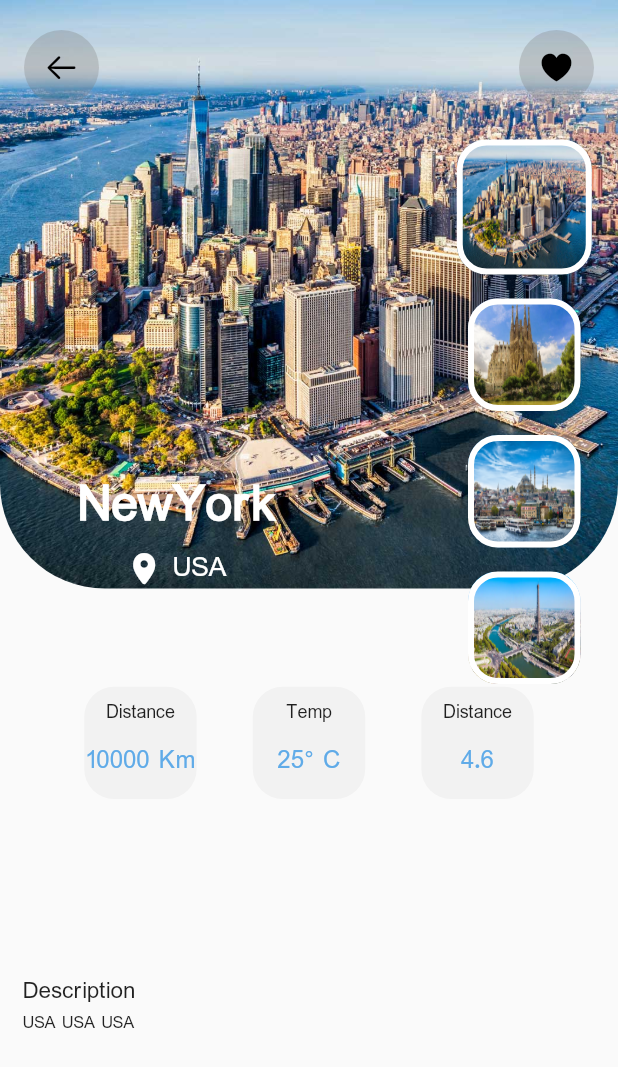
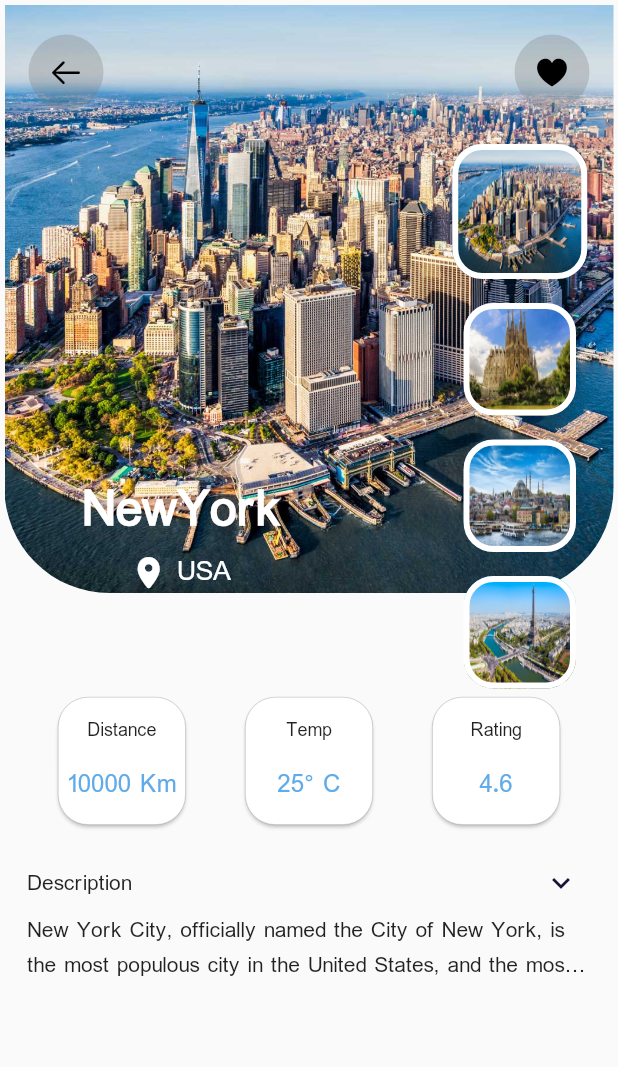
Before and after one commit to PooriaSr/TravelApp, a Flutter app: the screen it shows after launch, after a tap on an icon or button, on a phone screen of 412 x 824 dp. Shown: the top 1067 px of the screen. Run offline on Flutter 3.47's test engine with Material 2 defaults, Android fonts, the phone set to English and light mode, and no system bars; drawn by our look-alikes of expandable.

Commit message:
Final_V0.1

```diff
--- a/lib/Models/CityModels.dart
+++ b/lib/Models/CityModels.dart
@@ -29,7 +29,9 @@ List<CityModels> citiesList = [
       distance: "10000",
       temp: "25",
       rating: "4.6",
-      description: "USA USA USA",
+      description:
+          '''New York City, officially named the City of New York, is the most populous city in the United States, and the most densely populated major city in North America.
+The city is at the center of international finance, politics, entertainment, and culture, and is one of the world's major global cities (along with London, Tokyo and Paris) with a virtually unrivaled collection of museums, galleries, performance venues, media outlets, international corporations, and stock exchanges. The city is also home to the United Nations, along with all of the international missions associated with it.''',
       price: 3400,
       liked: false),
   CityModels(
--- a/lib/main.dart
+++ b/lib/main.dart
@@ -1,8 +1,9 @@
 import 'package:flutter/cupertino.dart';
+import 'package:flutter/gestures.dart';
 import 'package:flutter/material.dart';
 import 'package:flutter_localizations/flutter_localizations.dart';
 import 'package:travel_app/Models/CityModels.dart';
-import 'dart:developer' as developer;
+import 'package:expandable/expandable.dart';
 
 void main() {
   runApp(const MainApp());
@@ -48,17 +49,19 @@ class Home extends StatefulWidget {
 
 class _HomeState extends State<Home> {
   int selectedIndex = 0;
-  List Liked = [];
+  List liked = [];
   @override
   Widget build(BuildContext context) {
     var phoneSize = MediaQuery.of(context).size;
     double imageSize = 75;
     for (int i = 0; i < citiesList.length; i++) {
-      Liked.add(citiesList[i].liked);
+      liked.add(citiesList[i].liked);
     }
-    ;
     return Scaffold(
         body: SafeArea(
+      child: SingleChildScrollView(
+        padding: const EdgeInsets.symmetric(horizontal: 3, vertical: 3),
+        physics: const BouncingScrollPhysics(),
         child: Column(
           children: [
             //section 1
@@ -102,10 +105,10 @@ class _HomeState extends State<Home> {
                       InkWell(
                         onTap: () {
                           setState(() {
-                          if (Liked[selectedIndex] == false) {
-                            Liked[selectedIndex] = true;
+                            if (liked[selectedIndex] == false) {
+                              liked[selectedIndex] = true;
                             } else {
-                            Liked[selectedIndex] = false;
+                              liked[selectedIndex] = false;
                             }
                           });
                         },
@@ -117,7 +120,7 @@ class _HomeState extends State<Home> {
                             color: Color.fromARGB(74, 119, 119, 119),
                             shape: BoxShape.circle,
                           ),
-                        child: Liked[selectedIndex] == false
+                          child: liked[selectedIndex] == false
                               ? const Icon(
                                   CupertinoIcons.heart,
                                   color: Colors.black,
@@ -167,8 +170,8 @@ class _HomeState extends State<Home> {
                                       border: Border.all(
                                           color: Colors.white, width: 4),
                                       image: DecorationImage(
-                                        image:
-                                            AssetImage(citiesList[index].image),
+                                          image: AssetImage(
+                                              citiesList[index].image),
                                           fit: BoxFit.fill)),
                                 ),
                               ),
@@ -207,28 +210,24 @@ class _HomeState extends State<Home> {
               ]),
             ),
             //section 2
-          Expanded(
-            child: Stack(children: [
-              //Boxes
             Row(
-                mainAxisAlignment: MainAxisAlignment.spaceAround,
+              mainAxisAlignment: MainAxisAlignment.spaceEvenly,
               children: [
-                  const SizedBox.shrink(),
-                  //Distance Box
-                  Container(
-                    width: phoneSize.height / 11,
-                    height: phoneSize.height / 11,
-                    decoration: BoxDecoration(
+                //Distance Card
+                Card(
+                  color: Colors.white,
+                  shape: RoundedRectangleBorder(
                       borderRadius: BorderRadius.circular(20),
-                        color: const Color.fromARGB(12, 73, 70, 70)),
+                      side: const BorderSide(width: 0.1, color: Colors.black)),
+                  child: SizedBox(
+                    width: 85,
+                    height: 85,
                     child: Column(
+                      mainAxisAlignment: MainAxisAlignment.spaceEvenly,
                       children: [
-                        const Padding(
-                          padding: EdgeInsets.all(8.0),
-                          child: Text(
+                        const Text(
                           "Distance",
                           style: TextStyle(fontSize: 12),
-                          ),
                         ),
                         Text(
                           "${citiesList[selectedIndex].distance} Km",
@@ -239,21 +238,22 @@ class _HomeState extends State<Home> {
                       ],
                     ),
                   ),
-                  //Temp Box
-                  Container(
-                    width: phoneSize.height / 11,
-                    height: phoneSize.height / 11,
-                    decoration: BoxDecoration(
+                ),
+                //Temp Card
+                Card(
+                  color: Colors.white,
+                  shape: RoundedRectangleBorder(
                       borderRadius: BorderRadius.circular(20),
-                        color: const Color.fromARGB(12, 73, 70, 70)),
+                      side: const BorderSide(width: 0.1, color: Colors.black)),
+                  child: SizedBox(
+                    width: 85,
+                    height: 85,
                     child: Column(
+                      mainAxisAlignment: MainAxisAlignment.spaceEvenly,
                       children: [
-                        const Padding(
-                          padding: EdgeInsets.all(8.0),
-                          child: Text(
+                        const Text(
                           "Temp",
                           style: TextStyle(fontSize: 12),
-                          ),
                         ),
                         Text(
                           "${citiesList[selectedIndex].temp}° C",
@@ -264,21 +264,22 @@ class _HomeState extends State<Home> {
                       ],
                     ),
                   ),
-                  //Rating Box
-                  Container(
-                    width: phoneSize.height / 11,
-                    height: phoneSize.height / 11,
-                    decoration: BoxDecoration(
+                ),
+                //Rating Card
+                Card(
+                  color: Colors.white,
+                  shape: RoundedRectangleBorder(
                       borderRadius: BorderRadius.circular(20),
-                        color: const Color.fromARGB(12, 73, 70, 70)),
+                      side: const BorderSide(width: 0.1, color: Colors.black)),
+                  child: SizedBox(
+                    width: 85,
+                    height: 85,
                     child: Column(
+                      mainAxisAlignment: MainAxisAlignment.spaceEvenly,
                       children: [
-                        const Padding(
-                          padding: EdgeInsets.all(8.0),
-                          child: Text(
-                            "Distance",
+                        const Text(
+                          "Rating",
                           style: TextStyle(fontSize: 12),
-                          ),
                         ),
                         Text(
                           citiesList[selectedIndex].rating,
@@ -289,34 +290,40 @@ class _HomeState extends State<Home> {
                       ],
                     ),
                   ),
-                  const SizedBox.shrink()
+                ),
               ],
             ),
             //Description
-              Positioned(
-                bottom: phoneSize.height / 7,
+            Container(
+              width: double.infinity,
+              constraints: const BoxConstraints(maxHeight: double.infinity),
+              decoration:
+                  BoxDecoration(borderRadius: BorderRadius.circular(10)),
               child: Padding(
-                  padding: const EdgeInsets.all(15),
-                  child: Column(
-                    crossAxisAlignment: CrossAxisAlignment.start,
-                    children: [
-                      const Text(
-                        "Description",
-                        style: TextStyle(
-                            fontSize: 15, fontWeight: FontWeight.w500),
+                padding: const EdgeInsets.all(15.0),
+                child: ExpandablePanel(
+                    header: const Text("Description"),
+                    expanded: Text(
+                      citiesList[selectedIndex].description,
+                      softWrap: true,
                     ),
-                      Text(
+                    collapsed: Text(
                       citiesList[selectedIndex].description,
-                        style: const TextStyle(fontSize: 11),
+                      maxLines: 2,
+                      softWrap: true,
+                      overflow: TextOverflow.ellipsis,
+                    ),
+                    theme: const ExpandableThemeData(
+                      animationDuration: Duration(milliseconds: 500),
+                      headerAlignment: ExpandablePanelHeaderAlignment.center,
+                      iconColor: Color.fromARGB(255, 26, 19, 59),
+                      iconPlacement: ExpandablePanelIconPlacement.right,
+                    )),
+              ),
             ),
           ],
         ),
       ),
-              )
-            ]),
-          ),
-        ],
-      ),
     ));
   }
 }
--- a/pubspec.yaml
+++ b/pubspec.yaml
@@ -33,7 +33,7 @@ dependencies:
   flutter_localizations:
     sdk: flutter
   intl: any
-
+  expandable: ^5.0.1
 
   # The following adds the Cupertino Icons font to your application.
   # Use with the CupertinoIcons class for iOS style icons.
```
Also changed, not shown: pubspec.lock. Lines whose indentation alone changed are shown as unchanged.
